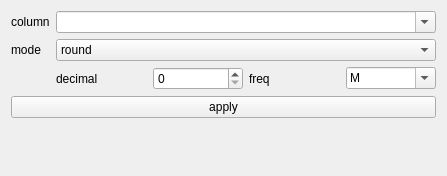
The window that DataVision/resources/ui/modules/round.ui (jeaunrg/DataVision-dist) describes before a commit, drawn with Qt 5.
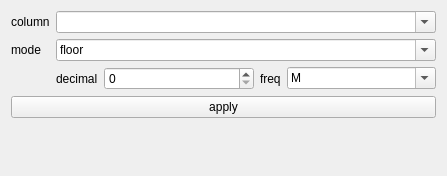
The same window after the commit.

```diff
--- a/DataVision/resources/ui/modules/round.ui
+++ b/DataVision/resources/ui/modules/round.ui
@@ -39,6 +39,12 @@
      </item>
      <item row="1" column="1">
       <widget class="QComboBox" name="mode">
+       <property name="editable">
+        <bool>true</bool>
+       </property>
+       <property name="currentIndex">
+        <number>1</number>
+       </property>
        <item>
         <property name="text">
          <string>round</string>
@@ -66,7 +72,14 @@
         </widget>
        </item>
        <item>
-        <widget class="QSpinBox" name="decimal"/>
+        <widget class="QSpinBox" name="decimal">
+         <property name="sizePolicy">
+          <sizepolicy hsizetype="Expanding" vsizetype="Fixed">
+           <horstretch>0</horstretch>
+           <verstretch>0</verstretch>
+          </sizepolicy>
+         </property>
+        </widget>
        </item>
        <item>
         <widget class="QLabel" name="label_4">
@@ -77,6 +90,12 @@
        </item>
        <item>
         <widget class="QComboBox" name="freq">
+         <property name="sizePolicy">
+          <sizepolicy hsizetype="Expanding" vsizetype="Fixed">
+           <horstretch>0</horstretch>
+           <verstretch>0</verstretch>
+          </sizepolicy>
+         </property>
          <property name="editable">
           <bool>true</bool>
          </property>
```
